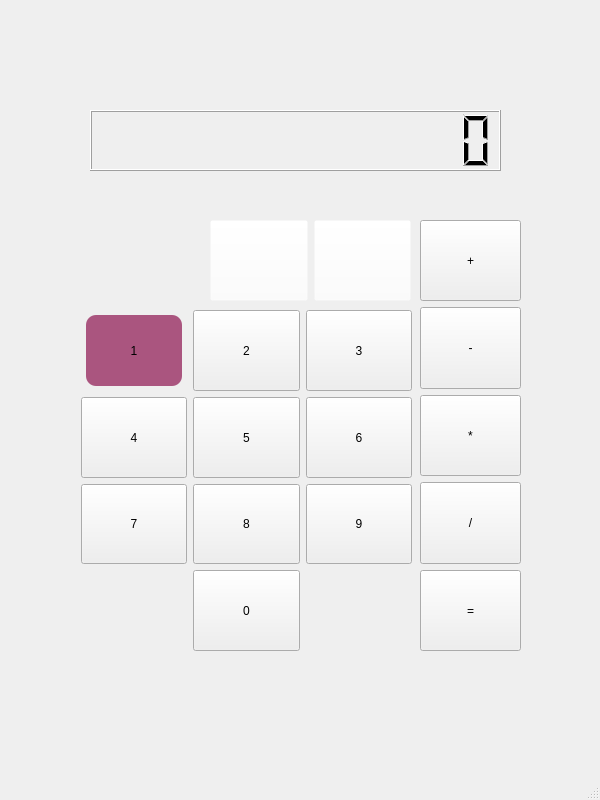
Above: mainwindow.ui from SungYG0612/calculation_first before the change. Below: the same form after it.
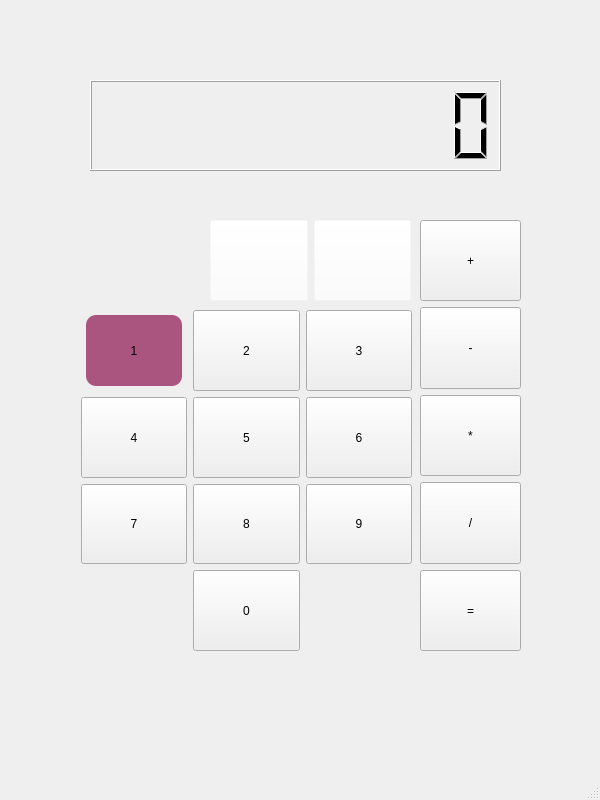
That is the form after the change. Icons and pictures are not drawn.

Diff of the .ui file:
```diff
--- a/mainwindow.ui
+++ b/mainwindow.ui
@@ -18,13 +18,13 @@
     <property name="geometry">
      <rect>
       <x>90</x>
-      <y>110</y>
+      <y>80</y>
       <width>411</width>
-      <height>61</height>
+      <height>91</height>
      </rect>
     </property>
     <property name="digitCount">
-     <number>13</number>
+     <number>10</number>
     </property>
    </widget>
    <widget class="QWidget" name="verticalLayoutWidget">
```
